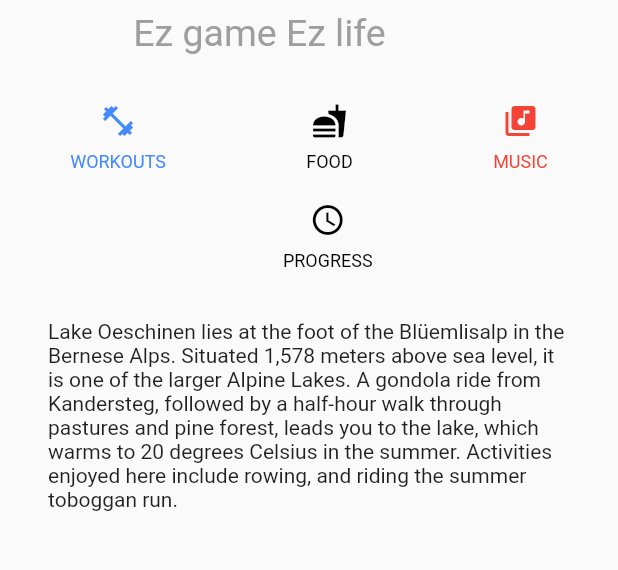
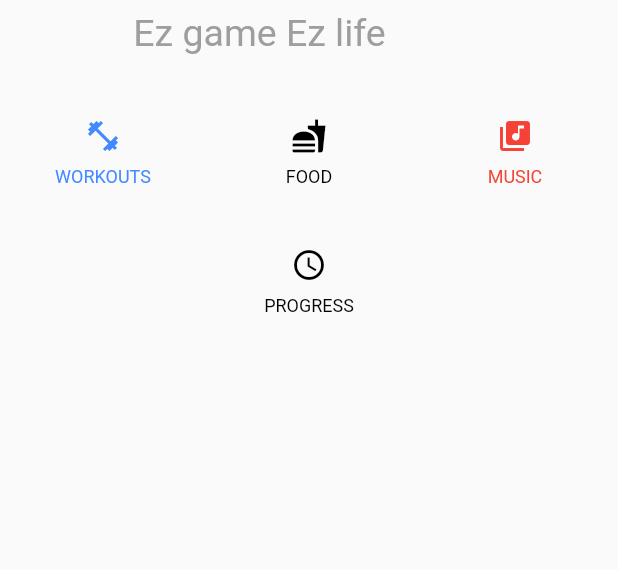
Before and after one commit to jaferul/Gym_app, a Flutter app: the screen it shows after launch, on a phone screen of 412 x 824 dp, the part 581-1151 px from its top. Run offline on Flutter 3.47's test engine with Material 2 defaults, Android fonts, the phone set to English and light mode, and no system bars.

Commit message:
Created buttons

```diff
--- a/lib/main.dart
+++ b/lib/main.dart
@@ -5,6 +5,9 @@
 import 'package:flutter/material.dart';
 
 void main() => runApp(MyApp());
+
+
+
 
 
 class FavoriteWidget extends StatefulWidget{
@@ -108,50 +111,46 @@ class MyApp extends StatelessWidget {
       ),
     );
 
-/*    Widget buttonSection = Container(
-      child: Row(
-        mainAxisAlignment: MainAxisAlignment.spaceEvenly,
-        children: [
-          _buildButtonColumn(Colors.blueAccent, Icons.fitness_center, 'WORKOUTS'),
-          _buildButtonColumn(Colors.black, Icons.fastfood, 'FOOD'),
-          _buildButtonColumn(Colors.red, Icons.library_music, 'MUSIC'),
-        ],
-      ),
-    );*/
-
     Widget buttonSection = Container(
       child: Column(
         children: [
         Row(
          mainAxisAlignment: MainAxisAlignment.spaceAround,
           children: [
+              FlatButton(
+                onPressed: () {},
+                padding: EdgeInsets.all(10.0),
+                child: //Column(
                   _buildButtonColumn(Colors.blueAccent, Icons.fitness_center, 'WORKOUTS'),
+                ),
+              FlatButton(
+                onPressed: () {},
+                padding: EdgeInsets.all(10.0),
+                child: //Column(
                 _buildButtonColumn(Colors.black, Icons.fastfood, 'FOOD'),
+              ),
+              FlatButton(
+                onPressed: () {},
+                padding: EdgeInsets.all(10.0),
+                child: //Column(
                 _buildButtonColumn(Colors.red, Icons.library_music, 'MUSIC'),
+              ),
           ],
         ),
           SizedBox(height: 20),
         Row(
           mainAxisAlignment: MainAxisAlignment.center,
           children: [
-            SizedBox(width: 25),
+            FlatButton(
+              onPressed: () {},
+              padding: EdgeInsets.all(10.0),
+              child: //Column(
               _buildButtonColumn(Colors.black, Icons.access_time, 'PROGRESS')
+            ),
+
           ],
         ),
       ],
-      ),
-    );
-
-    Widget textSection = Container(
-      padding: const EdgeInsets.all(32),
-      child: Text(
-        'Lake Oeschinen lies at the foot of the Blüemlisalp in the Bernese '
-            'Alps. Situated 1,578 meters above sea level, it is one of the '
-            'larger Alpine Lakes. A gondola ride from Kandersteg, followed by a '
-            'half-hour walk through pastures and pine forest, leads you to the '
-            'lake, which warms to 20 degrees Celsius in the summer. Activities '
-            'enjoyed here include rowing, and riding the summer toboggan run.',
-        softWrap: true,
       ),
     );
 
@@ -171,10 +170,29 @@ class MyApp extends StatelessWidget {
             ),
             titleSection,
             buttonSection,
-            textSection,
+            //textSection,
           ],
         ),
       ),
     );
   }
 }
+
+class WorkoutPage extends StatelessWidget {
+  @override
+  Widget build(BuildContext context) {
+    return Scaffold(
+      appBar: AppBar(
+        title: Text("Second Route"),
+      ),
+      body: Center(
+        child: FlatButton(
+          onPressed: () {
+            Navigator.pop(context);
+          },
+          child: Text('Go back!'),
+        ),
+      ),
+    );
+  }
+}
```
Lines whose indentation alone changed are shown as unchanged.
